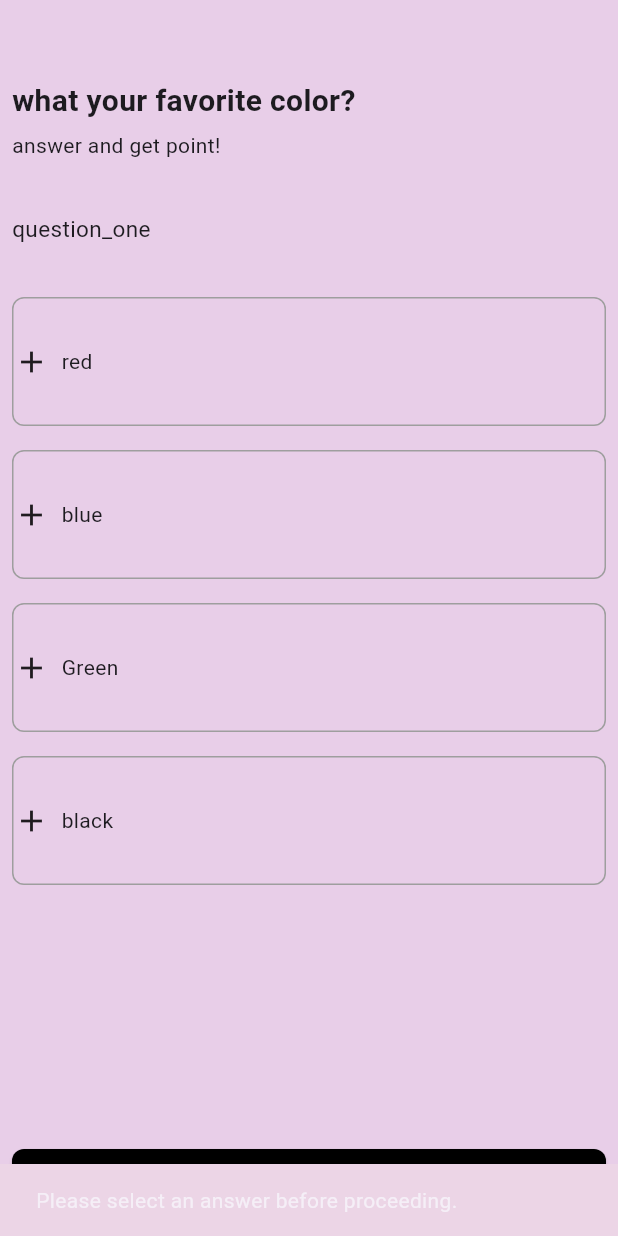
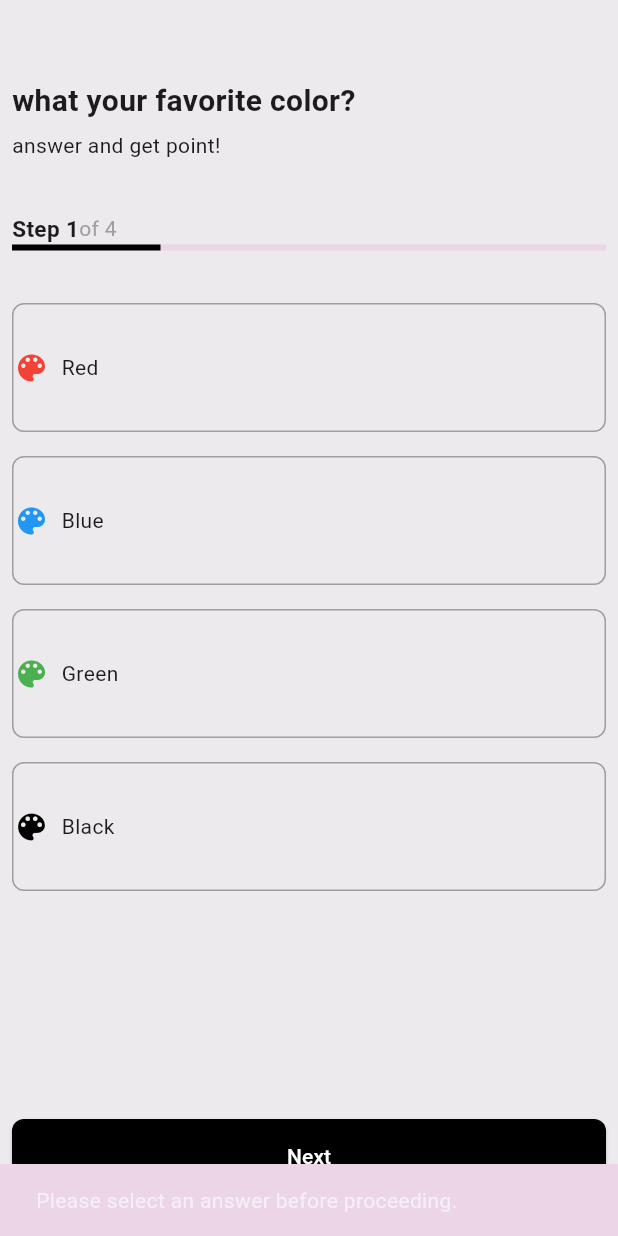
Before and after one commit to atheelhamyel/quize_app, a Flutter app: the screen it shows after launch, after a tap on "Next", on a phone screen of 412 x 824 dp. Run offline on Flutter 3.47's test engine with Material 3 defaults, Android fonts, the phone set to English and light mode, and no system bars; our stand-ins replace font_awesome_flutter.

Commit message:
no message

```diff
--- a/lib/main.dart
+++ b/lib/main.dart
@@ -1,12 +1,14 @@
+import 'package:flutter/cupertino.dart';
 import 'package:flutter/material.dart';
 import 'package:flutter/services.dart';
+import 'package:font_awesome_flutter/font_awesome_flutter.dart';
 
 void main() {
   runApp(const MyApp());
 }
 
 class MyApp extends StatefulWidget {
-  const MyApp({super.key});
+  const MyApp({Key? key}) : super(key: key);
 
   @override
   State<MyApp> createState() => _MyAppState();
@@ -21,27 +23,47 @@ class _MyAppState extends State<MyApp> {
   List<Map<String, dynamic>> question = [
     {
       'question': 'what your favorite color?',
-      'answers': ['red', 'blue', 'Green', 'black'],
-      'correctAnswer': 'red',
-      'key': 'question_one'
+      'answers': [
+        {'answer': 'Red', 'icon': Icons.color_lens, 'iconColor': Colors.red},
+        {'answer': 'Blue', 'icon': Icons.color_lens, 'iconColor': Colors.blue},
+        {'answer': 'Green', 'icon': Icons.color_lens, 'iconColor': Colors.green},
+        {'answer': 'Black', 'icon': Icons.color_lens, 'iconColor': Colors.black}
+      ],
+      'correctAnswer': 'Red',
+      'key': 'Step 1'
     },
     {
       'question': 'what your favorite animal?',
-      'answers': ['dog', 'cat', 'lino', 'elephant'],
-      'correctAnswer': 'cat',
-      'key': 'question_two'
+      'answers': [
+        {'answer': 'Dog', 'icon': FontAwesomeIcons.dog, 'iconColor': Colors.black},
+        {'answer': 'Cat', 'icon': FontAwesomeIcons.cat, 'iconColor': Colors.brown},
+        {'answer': 'Fish', 'icon': FontAwesomeIcons.fish, 'iconColor': const Color.fromARGB(255, 173, 205, 220)},
+        {'answer': 'Dragon', 'icon': FontAwesomeIcons.dragon, 'iconColor': const Color.fromARGB(255, 220, 133, 78)}
+      ],
+      'correctAnswer': 'Cat',
+      'key': 'Step 2'
     },
     {
       'question': 'what your favorite food?',
-      'answers': ['pizza', 'burger', 'pasta', 'sandwich'],
-      'correctAnswer': 'burger',
-      'key': 'question_three'
+      'answers': [
+        {'answer': 'Pizza', 'icon': Icons.local_pizza, 'iconColor': Colors.black},
+        {'answer': 'Burger', 'icon': Icons.fastfood, 'iconColor': Colors.black},
+        {'answer': 'Pasta', 'icon': Icons.restaurant_menu,  'iconColor': Colors.black},
+        {'answer': 'Sandwich', 'icon': Icons.restaurant, 'iconColor': Colors.black}
+      ],
+      'correctAnswer': 'Burger',
+      'key': 'Step 3'
     },
     {
       'question': 'what your favorite movie?',
-      'answers': ['Titanic', 'Avatar', 'Inception', 'Interstellar'],
+      'answers': [
+        {'answer': 'Titanic', 'icon': Icons.movie, 'iconColor': Colors.black },
+        {'answer': 'Avatar', 'icon': Icons.movie, 'iconColor': Colors.black },
+        {'answer': 'Inception', 'icon': Icons.movie,  'iconColor': Colors.black},
+        {'answer': 'Interstellar', 'icon': Icons.movie, 'iconColor': Colors.black }
+      ],
       'correctAnswer': 'Avatar',
-      'key': 'question_four'
+      'key': 'Step 4'
     },
   ];
 
@@ -49,11 +71,10 @@ class _MyAppState extends State<MyApp> {
   Widget build(BuildContext context) {
     return MaterialApp(
       debugShowCheckedModeBanner: false,
-      home: ScaffoldMessenger( // Wrap your Scaffold with ScaffoldMessenger
+      home: ScaffoldMessenger(
         child: Scaffold(
-          backgroundColor: const Color.fromARGB(255, 232, 206, 232),
-          body:
-          Builder(
+          backgroundColor: Color.fromARGB(255, 236, 234, 236),
+          body: Builder(
             builder: (context) {
               return SafeArea(
                 child: Padding(
@@ -78,10 +99,26 @@ class _MyAppState extends State<MyApp> {
                         const SizedBox(
                           height: 35,
                         ),
+                        Row(
+                          children: [
                             Text(
                               question[questionIndex]['key'] as String,
                               style: const TextStyle(
                                   fontSize: 15,
+                                  fontWeight: FontWeight.bold
+                              ),
+                            ),
+                            const Text('of 4',
+                              style: TextStyle(color: Colors.grey),)
+
+                          ],
+                        ),
+                        LinearProgressIndicator(
+                          value: (questionIndex + 1) / question.length,
+                          backgroundColor:
+                          const Color.fromARGB(255, 236, 213, 230),
+                          valueColor: const AlwaysStoppedAnimation<Color>(
+                            Colors.black,
                           ),
                         ),
                         const SizedBox(
@@ -89,19 +126,19 @@ class _MyAppState extends State<MyApp> {
                         ),
                         Column(
                           children: (question[questionIndex]['answers']
-                                        as List<String>)
+                          as List<Map<String, dynamic>>)
                               .map((answer) => Padding(
                             padding: const EdgeInsets.only(
                                 bottom: 16.0),
                             child: InkWell(
                               onTap: () {
                                 setState(() {
-                                                selectedAnswer = answer;
+                                  selectedAnswer = answer['answer'] as String?;
                                 });
                               },
                               child: Container(
                                 decoration: BoxDecoration(
-                                                color: answer == selectedAnswer
+                                  color: answer['answer'] == selectedAnswer
                                       ? Colors.green
                                       : null,
                                   border: Border.all(
@@ -116,20 +153,16 @@ class _MyAppState extends State<MyApp> {
                                   child: Row(
                                     children: [
                                       Icon(
-                                                      Icons.add,
-                                                      color: answer ==
-                                                              selectedAnswer
-                                                          ? Colors.white
-                                                          : null,
+                                        answer['icon'] as IconData,
+                                        color: answer['iconColor'] as Color,
                                       ),
                                       const SizedBox(
                                         width: 8,
                                       ),
                                       Text(
-                                                      answer,
+                                        answer['answer'] as String,
                                         style: TextStyle(
-                                                          color: answer ==
-                                                                  selectedAnswer
+                                            color: answer['answer'] == selectedAnswer
                                                 ? Colors.white
                                                 : null),
                                       )
@@ -176,21 +209,24 @@ class _MyAppState extends State<MyApp> {
                                 });
                                 debugPrint('Index: $questionIndex');
                               } else {
-                                     ScaffoldMessenger.of(context).showSnackBar(
-                                      const SnackBar(content:Text('Please select an answer before proceeding.'),
-                                       backgroundColor: Color.fromARGB(255, 236, 213, 230),
-
-                                      ));
+                                ScaffoldMessenger.of(context)
+                                    .showSnackBar(
+                                  const SnackBar(
+                                    content: Text(
+                                        'Please select an answer before proceeding.'),
+                                    backgroundColor:
+                                    Color.fromARGB(255, 236, 213, 230),
+                                  ),
+                                );
                               }
                             },
                             child: const Text('Next'),
                           ),
-                              )
+                        ),
+                        const SizedBox(height: 20),
                       ],
                     )
-                        : Builder(
-                            builder: (BuildContext context) {
-                              return Column(
+                        : Column(
                       mainAxisAlignment: MainAxisAlignment.center,
                       children: [
                         const Text(
@@ -200,17 +236,43 @@ class _MyAppState extends State<MyApp> {
                               fontWeight: FontWeight.bold),
                         ),
                         const SizedBox(height: 20),
+                        if (score == question.length || score == question.length - 1)
+                          const Text(
+                            '😊',
+                            style: TextStyle(fontSize: 40),
+                          )
+                        else
+                          const Text(
+                            '😠',
+                            style: TextStyle(fontSize: 40),
+                          ),
+                        const SizedBox(height: 10),
                         Text(
                           'Score: $score / ${question.length}',
                           style: const TextStyle(fontSize: 18),
                         ),
                         const SizedBox(height: 20),
-                                  Row(
-                                    mainAxisAlignment:
-                                        MainAxisAlignment.spaceEvenly,
-                                    children: [
                         ElevatedButton(
                           onPressed: () {
+                            showDialog(
+                              context: context,
+                              builder: (_) => AlertDialog(
+                                title: const Text('Quiz Completed'),
+                                content: Column(
+                                  mainAxisSize: MainAxisSize.min,
+                                  children: [
+                                    Text(
+                                      'Score: $score / ${question.length}',
+                                      style: const TextStyle(fontSize: 18),
+                                    ),
+                                    const SizedBox(height: 20),
+                                    const Text('Congratulations! You completed the quiz.'),
+                                  ],
+                                ),
+                                actions: [
+                                  TextButton(
+                                    onPressed: () {
+                                      Navigator.pop(context);
                                       setState(() {
                                         questionIndex = 0;
                                         score = 0;
@@ -220,7 +282,7 @@ class _MyAppState extends State<MyApp> {
                                     },
                                     child: const Text('Restart Quiz'),
                                   ),
-                                      ElevatedButton(
+                                  TextButton(
                                     onPressed: () {
                                       SystemNavigator.pop();
                                     },
@@ -228,7 +290,14 @@ class _MyAppState extends State<MyApp> {
                                   ),
                                 ],
                               ),
+                            );
+                          },
+                          child: const Text('Show Details'),
+                        ),
                       ],
+                    ),
+                  ),
+                ),
               );
             },
           ),
@@ -236,9 +305,4 @@ class _MyAppState extends State<MyApp> {
       ),
     );
   }
-          ),
-        ),
-      ),
-    );
 }
-}
--- a/pubspec.yaml
+++ b/pubspec.yaml
@@ -30,11 +30,14 @@ environment:
 dependencies:
   flutter:
     sdk: flutter
+  cupertino_icons: ^1.0.2
+  font_awesome_flutter: ^9.1.0
+  material_design_icons_flutter: ^7.0.7296
+
 
 
   # The following adds the Cupertino Icons font to your application.
   # Use with the CupertinoIcons class for iOS style icons.
-  cupertino_icons: ^1.0.6
 
 dev_dependencies:
   flutter_test:
```
Also changed, not shown: pubspec.lock. Lines whose indentation alone changed are shown as unchanged.
